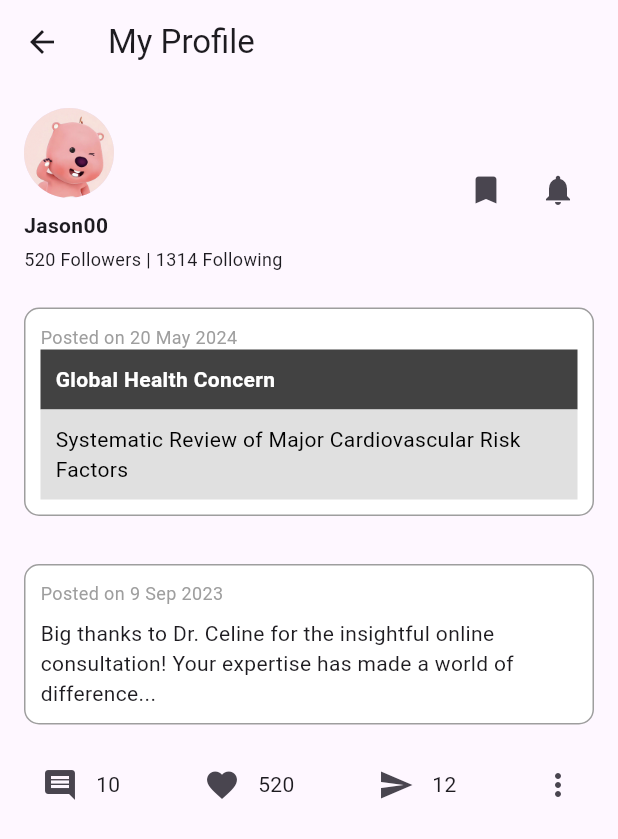
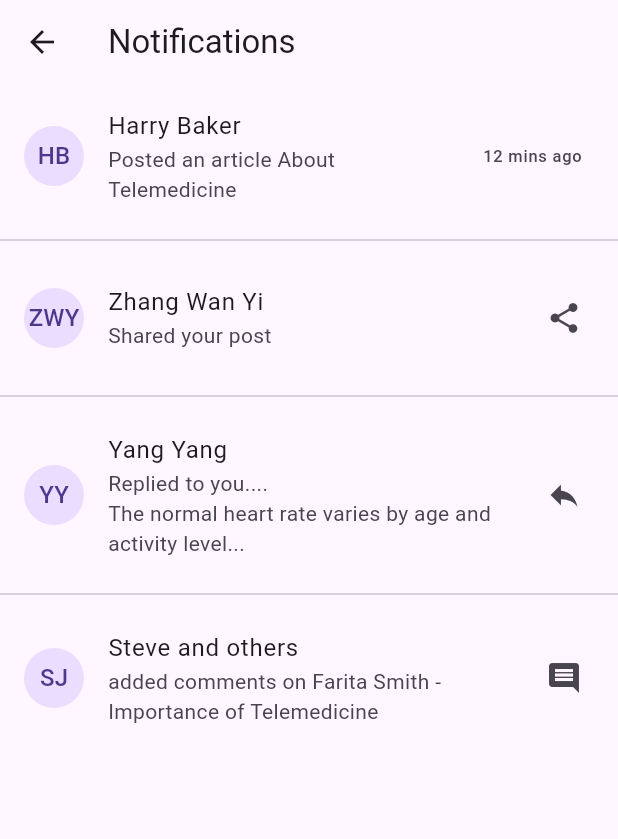
Before and after one commit to skooi928/vitalhealth, a Flutter app: the CommunityProfilePage screen opened directly, after a tap on the "notifications" icon, on a phone screen of 412 x 824 dp. Shown: the top 839 px of the screen. Run offline on Flutter 3.47's test engine with Material 3 defaults, Android fonts, the phone set to English and light mode, and no system bars; our stand-ins replace cloud_firestore, firebase_auth, firebase_core, google_sign_in, shared_preferences; accounts and stored records are empty.

Commit message:
Added Notification Page

```diff
--- a/lib/community.dart
+++ b/lib/community.dart
@@ -1,5 +1,5 @@
 import 'package:flutter/material.dart';
-import 'community_profile_page.dart'; // Ensure this import is correct
+import 'community_profile_page.dart';
 
 class Community extends StatelessWidget {
   const Community({super.key});
@@ -100,7 +100,7 @@ class PostWidget extends StatelessWidget {
             CircleAvatar(
               backgroundColor: Colors.grey[200],
               backgroundImage: const AssetImage(
-                'assets/images/avatar_not_login.png', // Ensure this path is correct
+                'assets/images/avatar_not_login.png',
               ),
             ),
             const SizedBox(width: 10),
--- /dev/null
+++ b/lib/community_notification.dart
@@ -0,0 +1,59 @@
+import 'package:flutter/material.dart';
+
+class CommunityNotification extends StatelessWidget {
+  const CommunityNotification({super.key});
+
+  @override
+  Widget build(BuildContext context) {
+    return Scaffold(
+      appBar: AppBar(
+        title: const Text('Notifications'),
+      ),
+      body: ListView(
+        children: const <Widget>[
+          Padding(
+            padding: EdgeInsets.symmetric(vertical: 8.0),
+            child: ListTile(
+              leading: CircleAvatar(child: Text('HB')),
+              title: Text('Harry Baker'),
+              subtitle: Text('Posted an article About Telemedicine'),
+              trailing: Text('12 mins ago'),
+            ),
+          ),
+          Divider(),
+          Padding(
+            padding: EdgeInsets.symmetric(vertical: 8.0),
+            child: ListTile(
+              leading: CircleAvatar(child: Text('ZWY')),
+              title: Text('Zhang Wan Yi'),
+              subtitle: Text('Shared your post'),
+              trailing: Icon(Icons.share),
+            ),
+          ),
+          Divider(),
+          Padding(
+            padding: EdgeInsets.symmetric(vertical: 8.0),
+            child: ListTile(
+              leading: CircleAvatar(child: Text('YY')),
+              title: Text('Yang Yang'),
+              subtitle: Text(
+                  'Replied to you.... \nThe normal heart rate varies by age and activity level...'),
+              trailing: Icon(Icons.reply),
+            ),
+          ),
+          Divider(),
+          Padding(
+            padding: EdgeInsets.symmetric(vertical: 8.0),
+            child: ListTile(
+              leading: CircleAvatar(child: Text('SJ')),
+              title: Text('Steve and others'),
+              subtitle: Text(
+                  'added comments on Farita Smith - Importance of Telemedicine'),
+              trailing: Icon(Icons.comment),
+            ),
+          ),
+        ],
+      ),
+    );
+  }
+}
--- a/lib/community_profile_page.dart
+++ b/lib/community_profile_page.dart
@@ -1,5 +1,6 @@
 import 'package:flutter/material.dart';
 import 'package:vital_health/community_bookmark.dart';
+import 'package:vital_health/community_notification.dart';
 
 class CommunityProfilePage extends StatelessWidget {
   const CommunityProfilePage({super.key});
@@ -11,10 +12,8 @@ class CommunityProfilePage extends StatelessWidget {
         title: const Text('My Profile'),
       ),
       body: SingleChildScrollView(
-        // Added for scrollable content
         child: Column(
           children: [
-            // Header section
             Container(
               padding: const EdgeInsets.all(16),
               child: Row(
@@ -37,7 +36,6 @@ class CommunityProfilePage extends StatelessWidget {
                   ),
                   Row(
                     children: [
-                      // Navigate to BookmarkPage when pressed
                       IconButton(
                         onPressed: () {
                           Navigator.push(
@@ -50,19 +48,27 @@ class CommunityProfilePage extends StatelessWidget {
                         icon: const Icon(Icons.bookmark),
                       ),
                       IconButton(
-                          onPressed: () {},
-                          icon: const Icon(Icons.notifications)),
+                        onPressed: () {
+                          Navigator.push(
+                            context,
+                            MaterialPageRoute(
+                              builder: (context) =>
+                                  const CommunityNotification(),
+                            ),
+                          );
+                        },
+                        icon: const Icon(Icons.notifications),
+                      ),
                     ],
                   ),
                 ],
               ),
             ),
-            // First post (Article)
             Container(
               decoration: BoxDecoration(
                 borderRadius: BorderRadius.circular(10),
                 border: Border.all(color: Colors.grey),
-                color: Colors.white, // Background color for the box
+                color: Colors.white,
               ),
               padding: const EdgeInsets.all(10),
               margin: const EdgeInsets.symmetric(horizontal: 16, vertical: 8),
@@ -77,32 +83,47 @@ class CommunityProfilePage extends StatelessWidget {
                     width: double.infinity,
                     padding: const EdgeInsets.all(10),
                     color: Colors.grey[800],
-                    child: const Text(
-                      'Global Health Concern',
-                      style: TextStyle(
-                          color: Colors.white, fontWeight: FontWeight.bold),
+                    child: const Row(
+                      mainAxisAlignment: MainAxisAlignment.spaceBetween,
+                      children: [
+                        Text(
+                          'Global Health Concern',
+                          style: TextStyle(
+                              color: Colors.white, fontWeight: FontWeight.bold),
+                        ),
+                      ],
                     ),
                   ),
                   Container(
                     width: double.infinity,
                     padding: const EdgeInsets.all(10),
                     color: Colors.grey[300],
-                    child: const Text(
-                      'Systematic Review of Major Cardiovascular Risk Factors',
-                      style: TextStyle(color: Colors.black),
+                    child: const Row(
+                      mainAxisAlignment: MainAxisAlignment.spaceBetween,
+                      children: [
+                        Expanded(
+                          child: Text(
+                            'Systematic Review of Major Cardiovascular Risk Factors',
+                            style: TextStyle(color: Colors.black),
+                          ),
+                        ),
+                        Icon(
+                          Icons.favorite,
+                          color: Colors.red,
+                          size: 24,
+                        ),
+                      ],
                     ),
                   ),
                 ],
               ),
             ),
-            // Space between posts
             const SizedBox(height: 16),
-            // Second post (Additional text)
             Container(
               decoration: BoxDecoration(
                 borderRadius: BorderRadius.circular(10),
                 border: Border.all(color: Colors.grey),
-                color: Colors.white, // Background color for the box
+                color: Colors.white,
               ),
               padding: const EdgeInsets.all(10),
               margin: const EdgeInsets.symmetric(horizontal: 16, vertical: 8),
@@ -115,12 +136,11 @@ class CommunityProfilePage extends StatelessWidget {
                   ),
                   SizedBox(height: 8),
                   Text(
-                    'Big thanks to Dr. Celine for the insightful online consultation! Your expertise has made a world of difference...',
+                    'Big thanks to Dr. Celine for the insightful online consultation! Your expertise has made a world of difference, and I\'m grateful for the technology that bridges the gap for us rural residents, bringing top-notch care right to our homes. #HealthcareAdvancements #VitalH3Alth',
                   ),
                 ],
               ),
             ),
-            // Footer section
             Container(
               padding: const EdgeInsets.symmetric(horizontal: 16, vertical: 8),
               child: Row(
```
